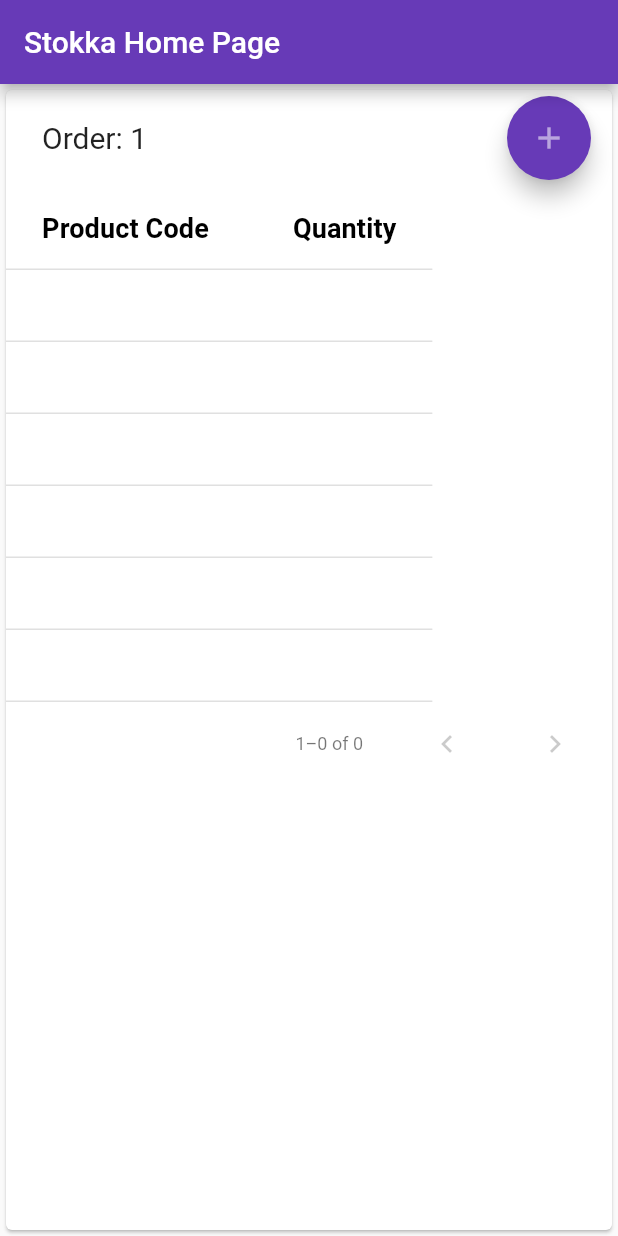
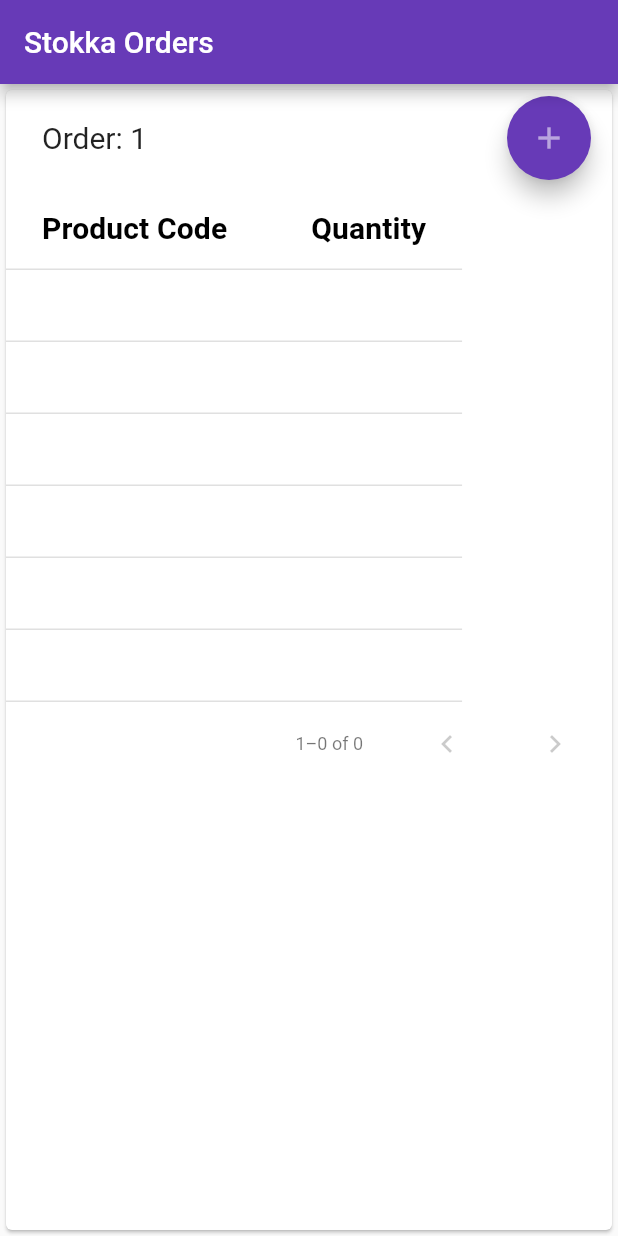
Before and after one commit to bwhitecr/stokka, a Flutter app: the screen it shows after launch, on a phone screen of 412 x 824 dp. Run offline on Flutter 3.47's test engine with Material 2 defaults, Android fonts, the phone set to English and light mode, and no system bars.

Commit message:
Changed the main page title

```diff
--- a/lib/main.dart
+++ b/lib/main.dart
@@ -21,7 +21,7 @@ class MyApp extends StatelessWidget {
         // counter didn't reset back to zero; the application is not restarted.
         primarySwatch: Colors.deepPurple,
       ),
-      home: new MyHomePage(title: 'Stokka Home Page'),
+      home: new MyHomePage(title: 'Stokka Orders'),
     );
   }
 }
@@ -87,12 +87,12 @@ class _MyHomePageState extends State<MyHomePage> {
             new DataColumn(
                 label: new Text(
               'Product Code',
-              style: new TextStyle(fontSize: 18.0, fontWeight: FontWeight.bold),
+              style: new TextStyle(fontSize: 20.0, fontWeight: FontWeight.bold),
             )),
             new DataColumn(
                 label: new Text('Quantity',
                     style: new TextStyle(
-                        fontSize: 18.0, fontWeight: FontWeight.bold)),
+                        fontSize: 20.0, fontWeight: FontWeight.bold)),
                 numeric: true)
           ],
           source: _dataSource,
```
